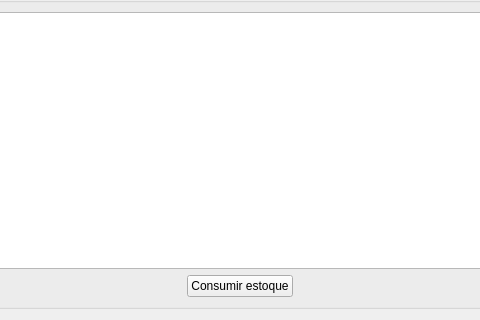
lellisls/ERP-STACCATO, file ui/produtospendentes.ui: the form before one commit; both pictures show x 289 to 769 and y 361 to 681 of the 1058 by 681 pixel window.
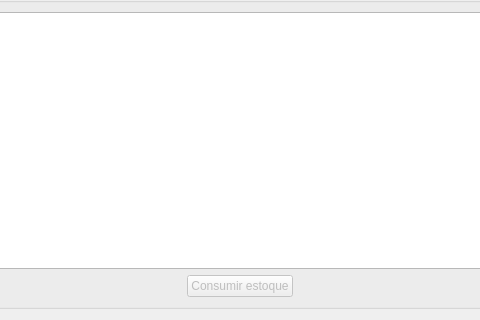
The form after the commit. Custom widgets are drawn as their Qt base class.

```diff
--- a/ui/produtospendentes.ui
+++ b/ui/produtospendentes.ui
@@ -117,7 +117,7 @@
       <item row="1" column="1">
        <widget class="QPushButton" name="pushButtonConsumirEstoque">
         <property name="enabled">
-         <bool>true</bool>
+         <bool>false</bool>
         </property>
         <property name="text">
          <string>Consumir estoque</string>
```
